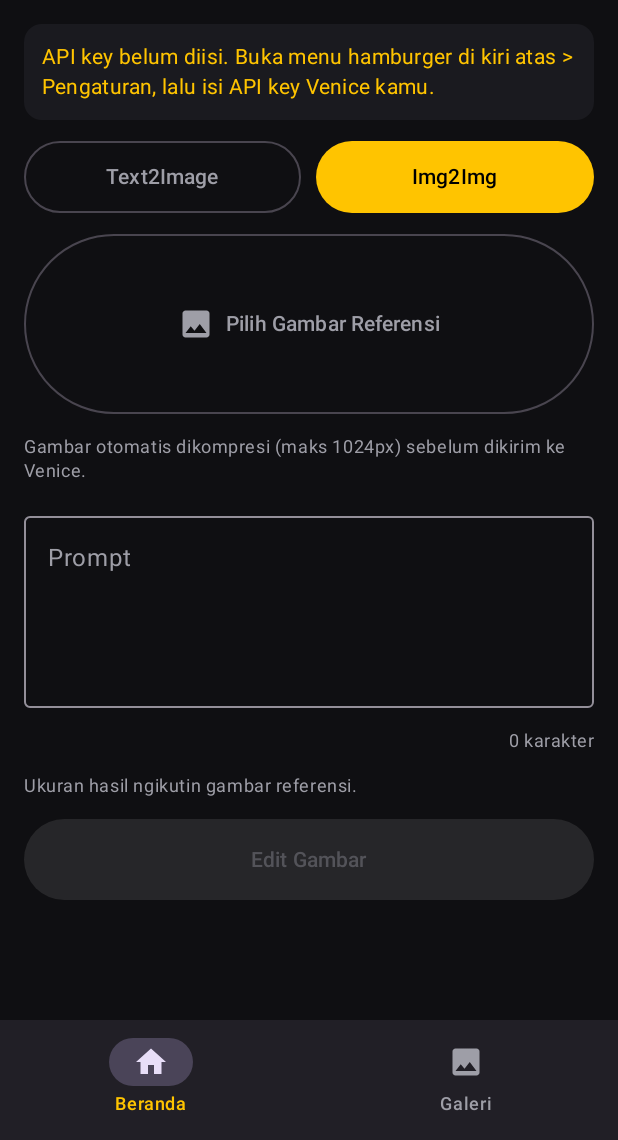
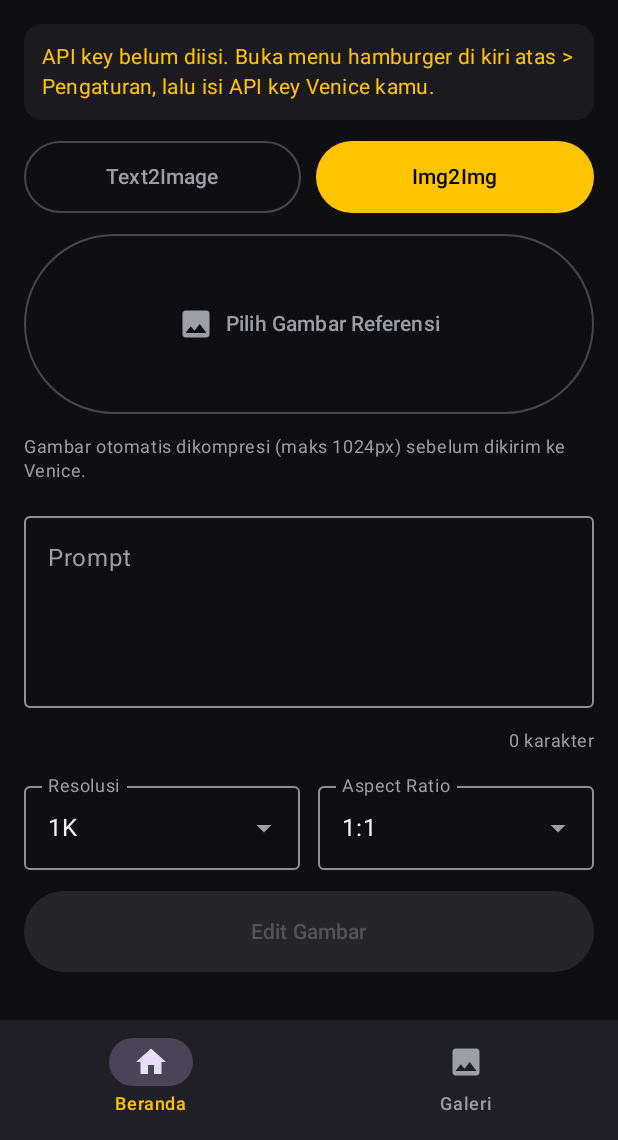
Before and after one commit to AkhnanDody/Testing, an Android app built with Jetpack Compose: the screen it shows after launch (MainActivity), after a tap on "Img2Img", on a phone screen of 412 x 824 dp, the part 96-1236 px from its top. Run offline under Robolectric (Android 15) with nearby library versions, the phone set to English and light mode, and no system bars; pictures from the network do not load.

Commit message:
resolusi dan aspek rasio

```diff
--- a/app/src/main/java/com/golda/veniceseedream/ui/HomeScreen.kt
+++ b/app/src/main/java/com/golda/veniceseedream/ui/HomeScreen.kt
@@ -189,12 +189,23 @@ fun HomeScreen(
         )
 
         if (isImg2Img) {
-            // Edit ngikutin ukuran & rasio gambar referensi — nggak ada yang dipilih.
-            Text(
-                text = "Ukuran hasil ngikutin gambar referensi.",
-                style = MaterialTheme.typography.bodySmall,
-                color = MaterialTheme.colorScheme.onSurfaceVariant
-            )
+            // Rasio & resolusi bisa dipilih — hasil edit ngikutin pilihan ini.
+            Row(horizontalArrangement = Arrangement.spacedBy(12.dp)) {
+                LabeledDropdown(
+                    label = "Resolusi",
+                    options = Options.EDIT_RESOLUTIONS,
+                    selected = viewModel.editResolution,
+                    onSelected = { viewModel.editResolution = it },
+                    modifier = Modifier.weight(1f)
+                )
+                LabeledDropdown(
+                    label = "Aspect Ratio",
+                    options = Options.EDIT_ASPECT_RATIOS,
+                    selected = viewModel.editAspectRatio,
+                    onSelected = { viewModel.editAspectRatio = it },
+                    modifier = Modifier.weight(1f)
+                )
+            }
         } else {
             Row(horizontalArrangement = Arrangement.spacedBy(12.dp)) {
                 LabeledDropdown(
```
Also changed, not shown: app/src/main/java/com/golda/veniceseedream/data/GalleryStore.kt (+6 -2 lines), app/src/main/java/com/golda/veniceseedream/data/VeniceApi.kt (+10 -5 lines), app/src/main/java/com/golda/veniceseedream/ui/MainViewModel.kt (+13 -4 lines), app/src/main/java/com/golda/veniceseedream/ui/Options.kt (+20 -0 lines), 1 other file.
